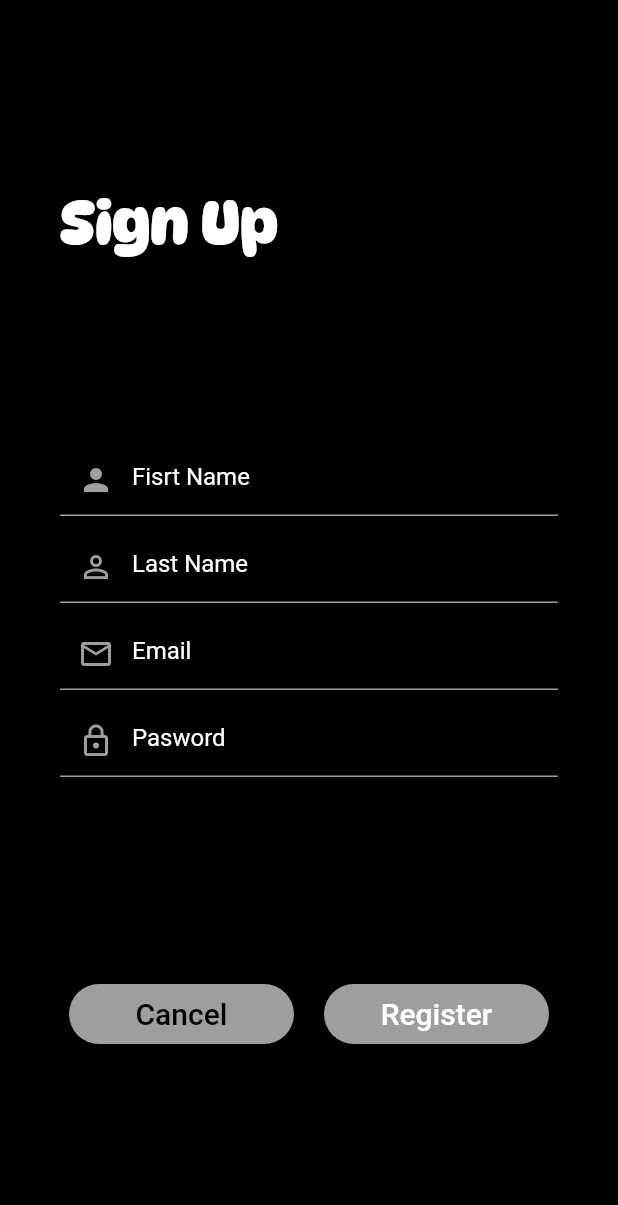
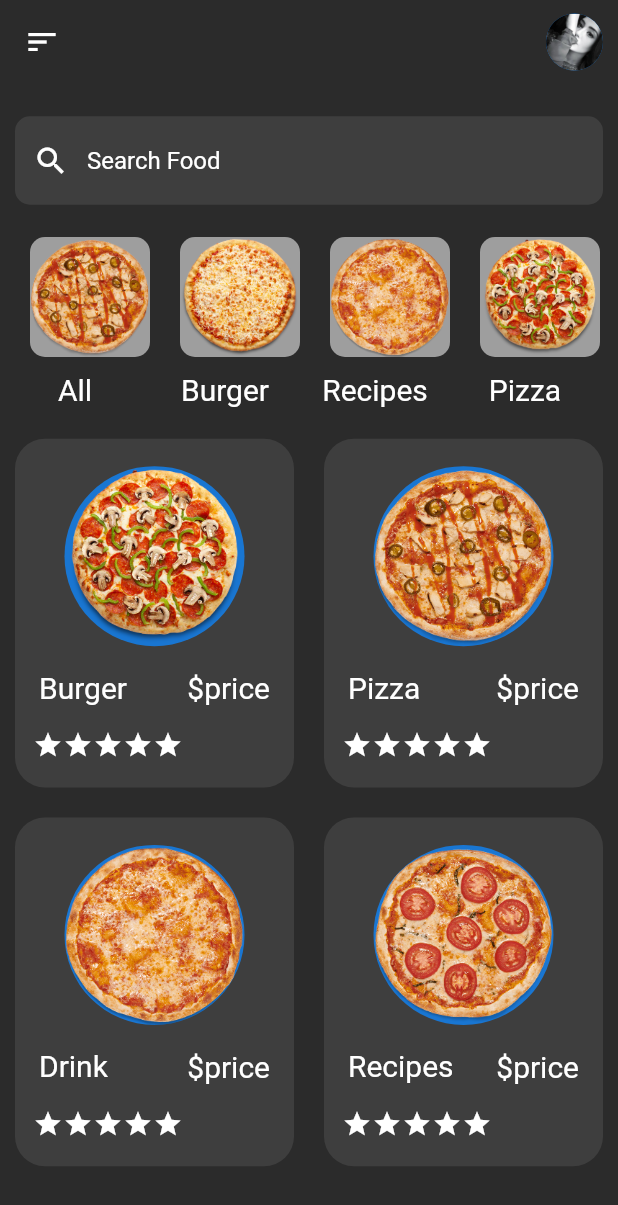
Before and after one commit to azizbhutta/foodordering, a Flutter app: the screen it shows after launch, on a phone screen of 412 x 824 dp. Shown: the top 1205 px of the screen. Run offline on Flutter 3.47's test engine with Material 2 defaults, Android fonts, the phone set to English and light mode, and no system bars; our stand-ins replace cloud_firestore, firebase_auth, firebase_core; missing offline and left inert: dart:ffi; accounts and stored records are empty.

Commit message:
main page

```diff
--- a/lib/main.dart
+++ b/lib/main.dart
@@ -1,5 +1,7 @@
+import 'package:firebase_auth/firebase_auth.dart';
 import 'package:firebase_core/firebase_core.dart';
 import 'package:flutter/material.dart';
+import 'package:foodordering/screen/home_page.dart';
 import 'package:foodordering/screen/login_page.dart';
 import 'package:foodordering/screen/signup_page.dart';
 import 'package:foodordering/screen/welcome_page.dart';
@@ -20,10 +22,22 @@ class MyApp extends StatelessWidget {
       debugShowCheckedModeBanner: false,
       title: 'Flutter Demo',
       theme: ThemeData(
+        scaffoldBackgroundColor: const Color(0xff2b2b2b),
+        appBarTheme: const AppBarTheme(
+          color: Color(0xff2b2b2b)
+        ),
 
         primarySwatch: Colors.blue,
       ),
-      home: const SignUp(),
+       home:  HomePage(),
+    // home: StreamBuilder(
+    //     stream: FirebaseAuth.instance.authStateChanges(),
+    //     builder: (index, sncpshot) {
+    //       if (sncpshot.hasData) {
+    //         return LoginPage();
+    //       }
+    //       return const HomePage();
+    //     }),
     );
   }
 }
--- /dev/null
+++ b/lib/screen/home_page.dart
@@ -0,0 +1,148 @@
+import 'package:flutter/material.dart';
+
+class HomePage extends StatefulWidget {
+  const HomePage({Key? key}) : super(key: key);
+
+  @override
+  State<HomePage> createState() => _HomePageState();
+}
+
+class _HomePageState extends State<HomePage> {
+  Widget catagoriesContainer({
+    required String image,
+    required String name,
+  }) {
+    return Column(
+      children: [
+        Container(
+          margin: const EdgeInsets.only(left: 20),
+          height: 80,
+          width: 80,
+          decoration: BoxDecoration(
+              image: DecorationImage(image: AssetImage(image)),
+              color: Colors.grey,
+              borderRadius: BorderRadius.circular(10)),
+        ),
+        const SizedBox(
+          height: 10,
+        ),
+        Text(
+          name,
+          style: const TextStyle(fontSize: 20, color: Colors.white),
+        ),
+      ],
+    );
+  }
+  Widget bottonContainer ({required String image , required int price, required String name }){
+    return Container(
+      height: 270,
+      width: 220,
+      decoration: BoxDecoration(
+          color: const Color(0xff3e3e3e),
+          borderRadius: BorderRadius.circular(20)),
+      child: Column(
+        mainAxisAlignment: MainAxisAlignment.center,
+        children:  [
+           CircleAvatar(
+            radius: 60,
+            backgroundImage: AssetImage(image),
+          ),
+           ListTile(
+            leading: Text(
+              name,
+              style: const TextStyle(fontSize: 20, color: Colors.white),
+            ),
+            trailing: Text('\$price',style: TextStyle(fontSize: 20 , color: Colors.white),),
+          ),
+          Padding(
+            padding: const EdgeInsets.only(left: 12),
+            child: Row(
+              children: const [
+                Icon(Icons.star,size: 20,color: Colors.white,),
+                Icon(Icons.star,size: 20,color: Colors.white,),
+                Icon(Icons.star,size: 20,color: Colors.white,),
+                Icon(Icons.star,size: 20,color: Colors.white,),
+                Icon(Icons.star,size: 20,color: Colors.white,),
+              ],
+            ),
+          ),
+        ],
+      ),
+    );
+  }
+
+  @override
+  Widget build(BuildContext context) {
+    return Scaffold(
+      appBar: AppBar(
+        elevation: 0.0,
+        leading: const Icon(Icons.sort),
+        actions: const [
+          Padding(
+            padding: EdgeInsets.all(9.0),
+            child: CircleAvatar(
+              backgroundImage: AssetImage('assets/images/profile.jpg'),
+            ),
+          )
+        ],
+      ),
+      body: Column(
+        mainAxisAlignment: MainAxisAlignment.spaceEvenly,
+        children: [
+          Padding(
+            padding: const EdgeInsets.symmetric(horizontal: 10.0),
+            child: TextField(
+              decoration: InputDecoration(
+                  hintText: "Search Food",
+                  hintStyle: const TextStyle(color: Colors.white),
+                  prefixIcon: const Icon(
+                    Icons.search,
+                    color: Colors.white,
+                  ),
+                  filled: true,
+                  fillColor: const Color(0xff3e3e3e),
+                  border: OutlineInputBorder(
+                      borderSide: BorderSide.none,
+                      borderRadius: BorderRadius.circular(10))),
+            ),
+          ),
+
+          SingleChildScrollView(
+            scrollDirection: Axis.horizontal,
+            child: Row(
+              children: [
+                catagoriesContainer(image: 'assets/images/1.png', name: 'All'),
+                catagoriesContainer(
+                    image: 'assets/images/2.png', name: 'Burger'),
+                catagoriesContainer(
+                    image: 'assets/images/3.png', name: 'Recipes'),
+                catagoriesContainer(
+                    image: 'assets/images/4.png', name: 'Pizza'),
+                catagoriesContainer(
+                    image: 'assets/images/5.png', name: 'Drink'),
+              ],
+            ),
+          ),
+          Container(
+            margin: EdgeInsets.symmetric(horizontal: 10),
+            height: 510,
+            child: GridView.count(
+              shrinkWrap: false,
+              primary: false,
+              crossAxisCount: 2,
+            childAspectRatio: 0.8,
+            crossAxisSpacing: 20,
+            mainAxisSpacing: 20,
+            children: [
+              bottonContainer(image: 'assets/images/4.png' ,price: 20, name: 'Burger'),
+              bottonContainer(image: 'assets/images/5.png', price: 40, name: 'Pizza'),
+              bottonContainer(image: 'assets/images/6.png', price: 60, name: 'Drink'),
+              bottonContainer(image: 'assets/images/7.png', price: 80, name: 'Recipes')
+            ],
+            ),
+          )
+        ],
+      ),
+    );
+  }
+}
```
Also changed, not shown: lib/screen/login_page.dart (+70 -9 lines), lib/screen/signup_page.dart (+17 -35 lines), 1 other file.
